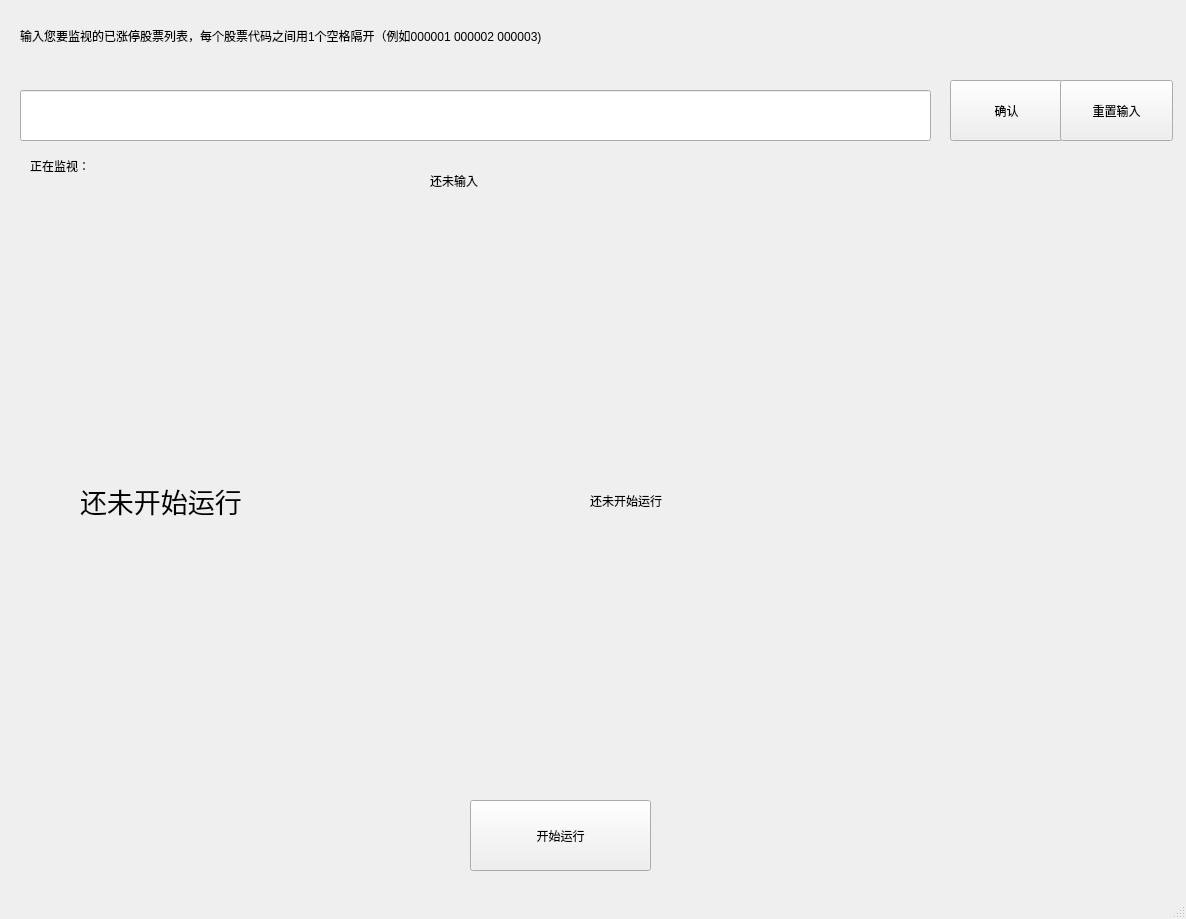
pleiadesian/IdaoWatcher, file IdaoWatcher/watch_limit_main.ui: the form before one commit.
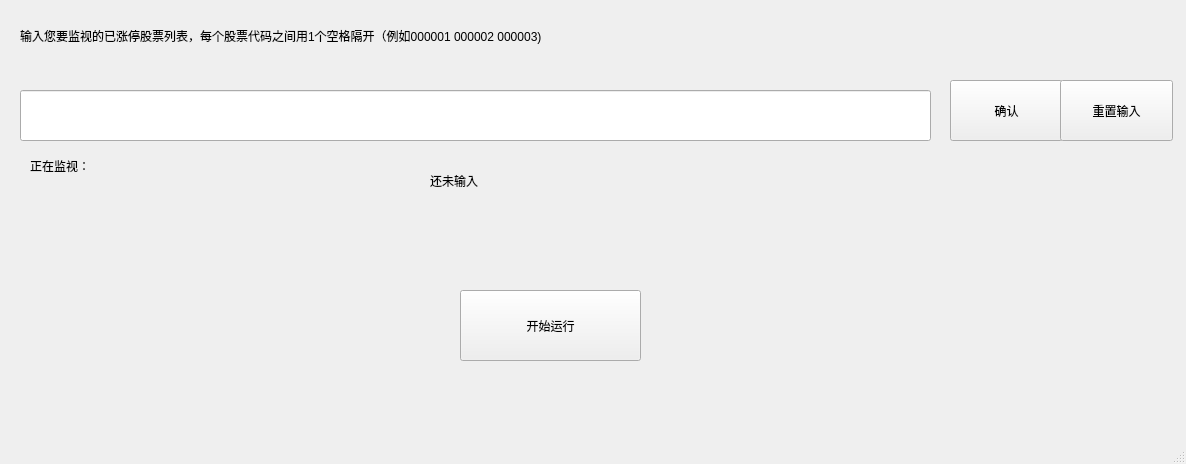
The form after the commit.

Commit message: finish watch_limit ui

The edit to the form file:
```diff
--- a/IdaoWatcher/watch_limit_main.ui
+++ b/IdaoWatcher/watch_limit_main.ui
@@ -7,31 +7,13 @@
     <x>0</x>
     <y>0</y>
     <width>1186</width>
-    <height>919</height>
+    <height>464</height>
    </rect>
   </property>
   <property name="windowTitle">
    <string>MainWindow</string>
   </property>
   <widget class="QWidget" name="centralwidget">
-   <widget class="QLabel" name="label">
-    <property name="geometry">
-     <rect>
-      <x>80</x>
-      <y>210</y>
-      <width>501</width>
-      <height>581</height>
-     </rect>
-    </property>
-    <property name="font">
-     <font>
-      <pointsize>20</pointsize>
-     </font>
-    </property>
-    <property name="text">
-     <string>还未开始运行</string>
-    </property>
-   </widget>
    <widget class="QPushButton" name="pushButton">
     <property name="geometry">
      <rect>
@@ -100,8 +82,8 @@
    <widget class="QPushButton" name="pushButton_2">
     <property name="geometry">
      <rect>
-      <x>470</x>
-      <y>800</y>
+      <x>460</x>
+      <y>290</y>
       <width>181</width>
       <height>71</height>
      </rect>
@@ -110,19 +92,6 @@
      <string>开始运行</string>
     </property>
    </widget>
-   <widget class="QLabel" name="label_broken">
-    <property name="geometry">
-     <rect>
-      <x>590</x>
-      <y>200</y>
-      <width>581</width>
-      <height>601</height>
-     </rect>
-    </property>
-    <property name="text">
-     <string>还未开始运行</string>
-    </property>
-   </widget>
    <widget class="QPushButton" name="pushButton_3">
     <property name="geometry">
      <rect>
```
The commit also changes 4 other files.
